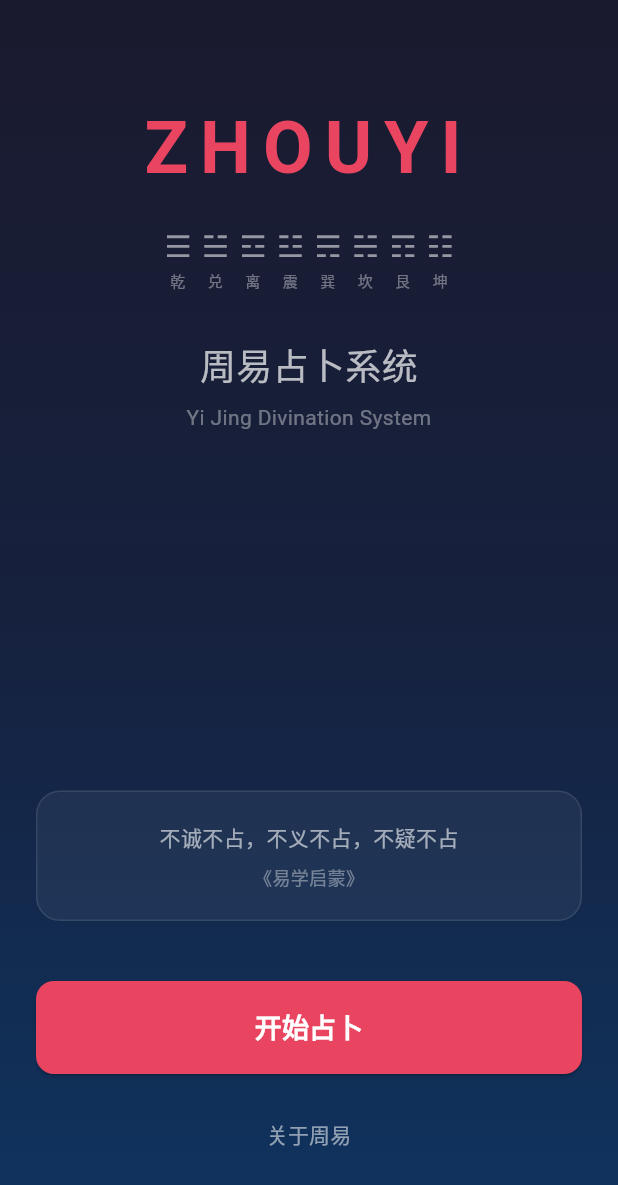
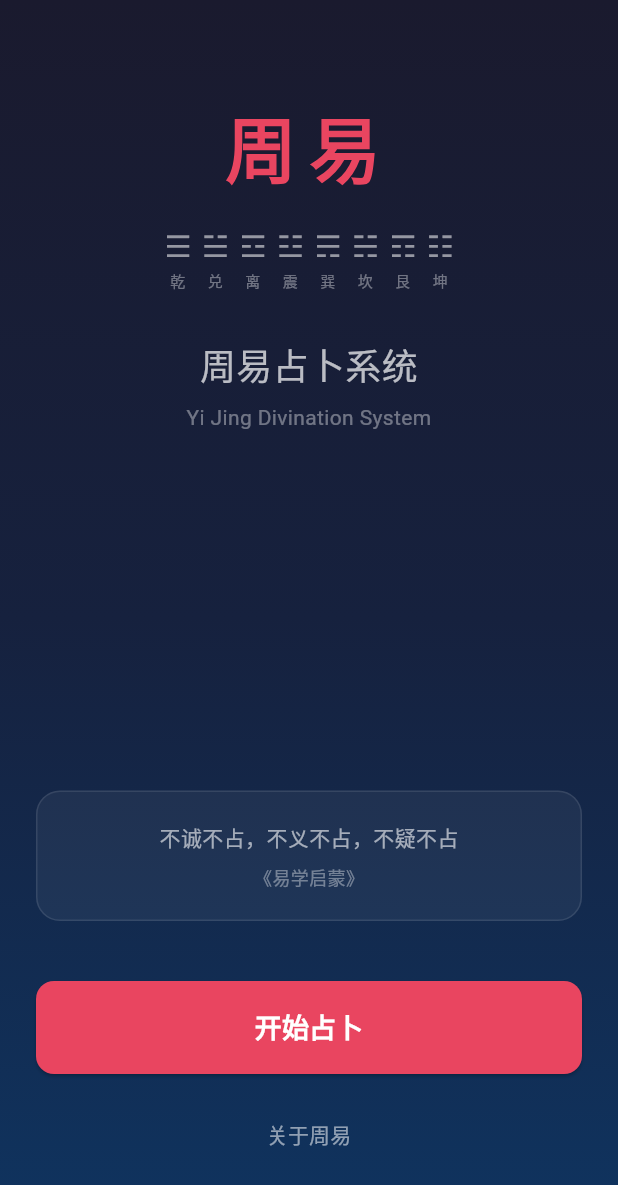
Before and after one commit to KevinZonda/zhouyi, a Flutter app: the screen it shows after launch, on a phone screen of 412 x 824 dp. Shown: the top 1185 px of the screen. Run offline on Flutter 3.47's test engine with Material 3 defaults, Android fonts, the phone set to English and light mode, and no system bars.

Commit message:
fix name

```diff
--- a/lib/screens/home_screen.dart
+++ b/lib/screens/home_screen.dart
@@ -27,7 +27,7 @@ class HomeScreen extends StatelessWidget {
               children: [
                 const SizedBox(height: 40),
                 const Text(
-                  'ZHOUYI',
+                  '周易',
                   textAlign: TextAlign.center,
                   style: TextStyle(
                     fontSize: 48,
--- a/pubspec.yaml
+++ b/pubspec.yaml
@@ -1,5 +1,5 @@
 name: zhouyi
-description: ?????? - Flutter??
+description: 周易
 
 publish_to: 'none'
 
```
Also changed, not shown: 1 other file.
